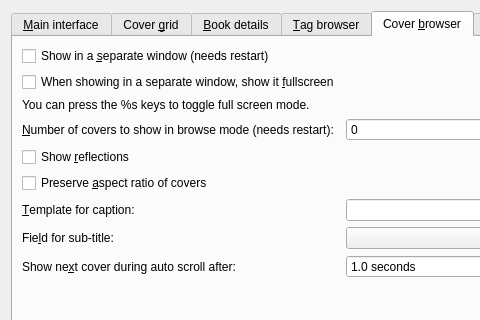
The window that src/calibre/gui2/preferences/look_feel.ui (debian-calibre/calibre) describes before a commit, drawn with Qt 5; both pictures show x 0 to 480 and y 0 to 320 of the 839 by 580 pixel window.
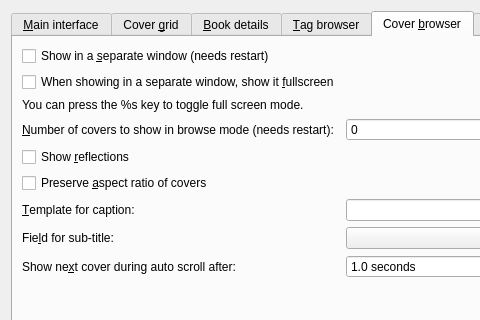
The same window after the commit. The open tabs and pages were chosen to show the change. Icons and pictures are not drawn. Custom widgets are drawn as their Qt base class.

Patch:
```diff
--- a/src/calibre/gui2/preferences/look_feel.ui
+++ b/src/calibre/gui2/preferences/look_feel.ui
@@ -1244,7 +1244,7 @@
           <string notr="true">margin-left: 1.5em</string>
          </property>
          <property name="text">
-          <string>You can press the %s keys to toggle full screen mode.</string>
+          <string>You can press the %s key to toggle full screen mode.</string>
          </property>
          <property name="wordWrap">
           <bool>true</bool>
```
